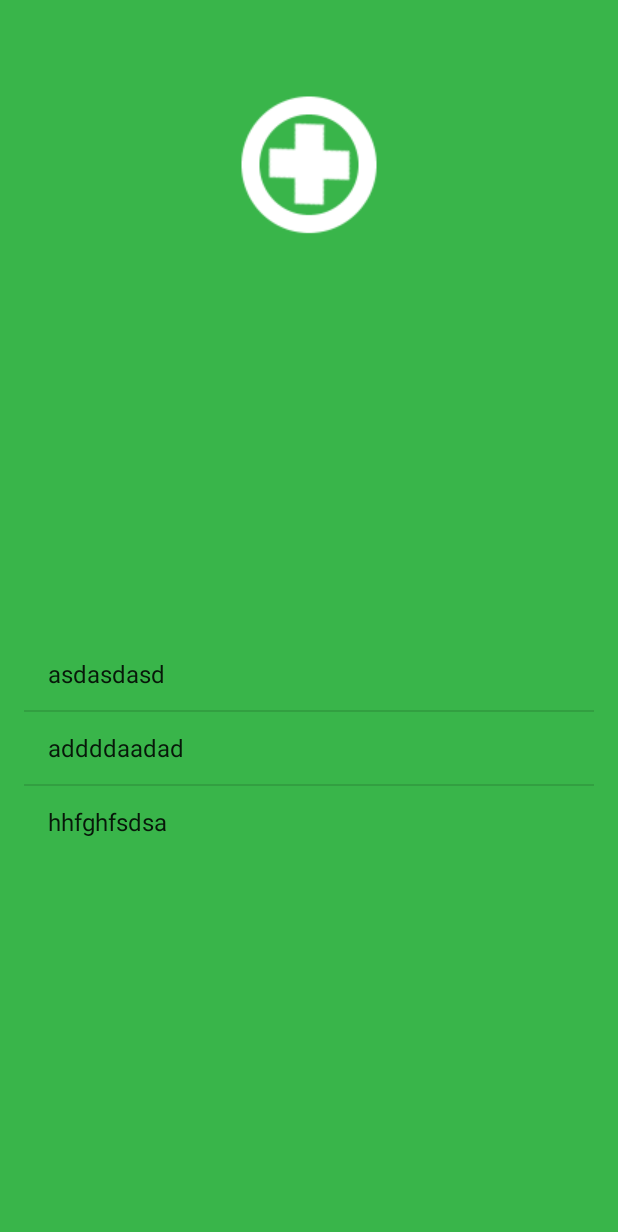
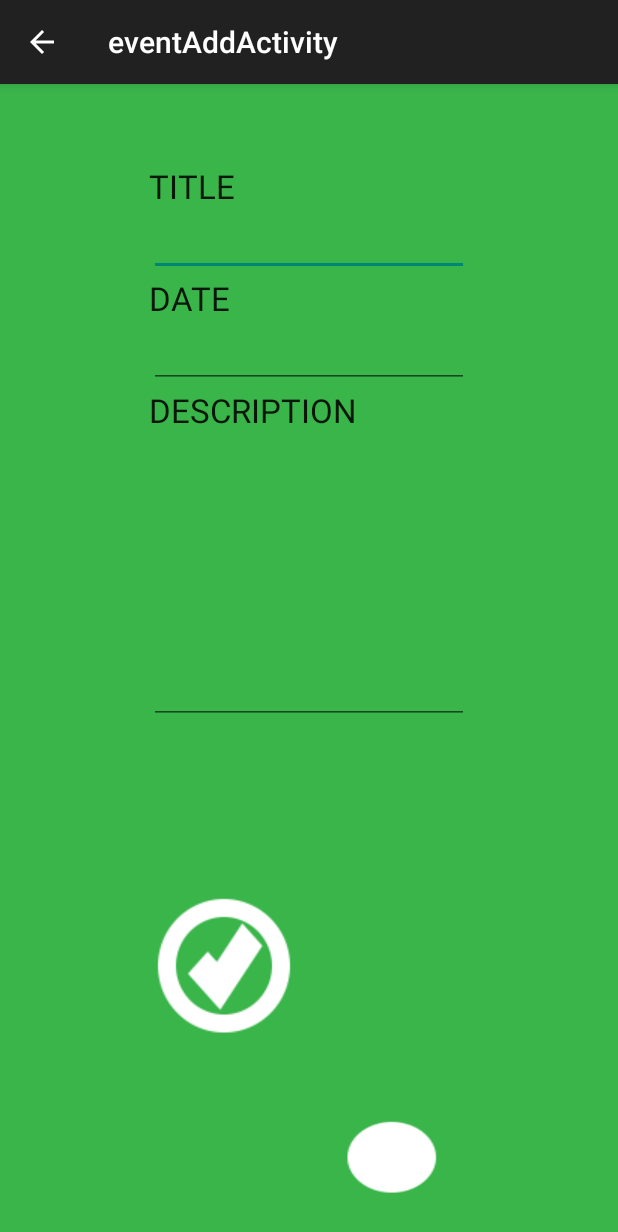
Before and after one commit to BadmonYoungKingpin/Badmon_Young_Kingpin, an Android app: the eventListPopActivity screen opened directly, with no data from a screen before it, after a tap on an icon or button, on a phone screen of 412 x 824 dp. Shown: the top 1232 px of the screen. Run offline under Robolectric (Android 15) with nearby library versions, the phone set to English and light mode, and no system bars.

Commit message:
eventAddActivity. (07/10)

```diff
--- /dev/null
+++ b/app/src/main/java/com/example/hp/myapplication/eventAddActivity.java
@@ -0,0 +1,52 @@
+package com.example.hp.myapplication;
+
+import android.content.Intent;
+import android.support.v7.app.AppCompatActivity;
+import android.os.Bundle;
+import android.view.Menu;
+import android.view.MenuItem;
+import android.view.View;
+import android.widget.EditText;
+
+public class eventAddActivity extends AppCompatActivity {
+
+    @Override
+    protected void onCreate(Bundle savedInstanceState) {
+        super.onCreate(savedInstanceState);
+        setContentView(R.layout.event_new);
+
+        Intent intent = getIntent();
+        String message = intent.getStringExtra(eventListPopActivity.EXTRA_MESSAGE);
+    }
+
+    public void saveeventButtonClick(View v) {
+        /*final EditText editTitle =  (EditText) findViewById(R.id.titletext);
+        final EditText editDate =  (EditText) findViewById(R.id.datetext);
+        final EditText editDescr =  (EditText) findViewById(R.id.descriptext);
+
+        String title = editTitle.getText().toString();
+        String date = editDate.getText().toString();
+        String descr = editDescr.getText().toString();
+        setContentView(R.layout.event_home);
+
+        count++;
+        list1[count] = title;
+        ArrayAdapter<String> adapter = new ArrayAdapter<String>(getListView().getContext(), android.R.layout.simple_list_item_1, list1);
+        getListView().setAdapter(adapter);*/
+    }
+
+    @Override
+    public boolean onOptionsItemSelected(MenuItem item) {
+        // Handle action bar item clicks here. The action bar will
+        // automatically handle clicks on the Home/Up button, so long
+        // as you specify a parent activity in AndroidManifest.xml.
+        int id = item.getItemId();
+
+        //noinspection SimplifiableIfStatement
+        if (id == R.id.action_settings) {
+            return true;
+        }
+
+        return super.onOptionsItemSelected(item);
+    }
+}
--- a/app/src/main/java/com/example/hp/myapplication/eventListPopActivity.java
+++ b/app/src/main/java/com/example/hp/myapplication/eventListPopActivity.java
@@ -6,11 +6,16 @@ import android.support.v7.app.AppCompatActivity;
 import android.os.Bundle;
 import android.view.Menu;
 import android.view.MenuItem;
+import android.view.View;
 import android.widget.ArrayAdapter;
+import android.widget.EditText;
 import android.widget.ListView;
 import android.widget.TextView;
 
 public class eventListPopActivity extends ListActivity {
+
+    public final static String EXTRA_MESSAGE = "com.mycompany.myfirstapp.MESSAGE";
+    String[] list1 = {"asdasdasd","addddaadad","hhfghfsdsa"};
 
     @Override
     protected void onCreate(Bundle savedInstanceState) {
@@ -20,20 +25,24 @@ public class eventListPopActivity extends ListActivity {
         Intent intent = getIntent();
         String message = intent.getStringExtra(MainActivity.EXTRA_MESSAGE);
 
-        /*
-        TextView textView = new TextView(this);
-        textView.setTextSize(40);
-        textView.setText(message);*/
-
         ListView listV = new ListView(this);
-
-
-        // Set the text view as the activity layout
-        //setContentView(textView);
-
-        String[] list1 = {"asdasdasd","addddaadad","hhfghfsdsa"};
         ArrayAdapter<String> adapter = new ArrayAdapter<String>(getListView().getContext(), android.R.layout.simple_list_item_1, list1);
         getListView().setAdapter(adapter);
+    }
+
+    /********************************  For the EVENTSList ****************************************
+     *
+     * @description xczc
+     *
+     *********************************************************************************************/
+    public void addeventButtonClick(View v) {
+        //setContentView(R.layout.event_new);
+        Intent intent2 = new Intent(this, eventAddActivity.class);
+        //Send data along to retrieve and use with new activity
+        //Data to be sent is events stored on the server
+        //Retrieve data, put into list1
+        //Start the new activity
+        startActivity(intent2);
     }
 
     @Override
--- a/app/src/main/res/values/strings.xml
+++ b/app/src/main/res/values/strings.xml
@@ -4,4 +4,5 @@
     <string name="hello_world">Hello world!</string>
     <string name="action_settings">Settings</string>
     <string name="title_activity_event_list_pop">eventListPopActivity</string>
+    <string name="title_activity_event_add">eventAddActivity</string>
 </resources>
```
Also changed, not shown: app/src/main/AndroidManifest.xml (+8 -0 lines), app/src/main/java/com/example/hp/myapplication/MainActivity.java (+2 -16 lines), app/src/main/res/layout/activity_event_add.xml (added, +12 -0 lines), app/src/main/res/menu/menu_event_add.xml (added, +7 -0 lines).
